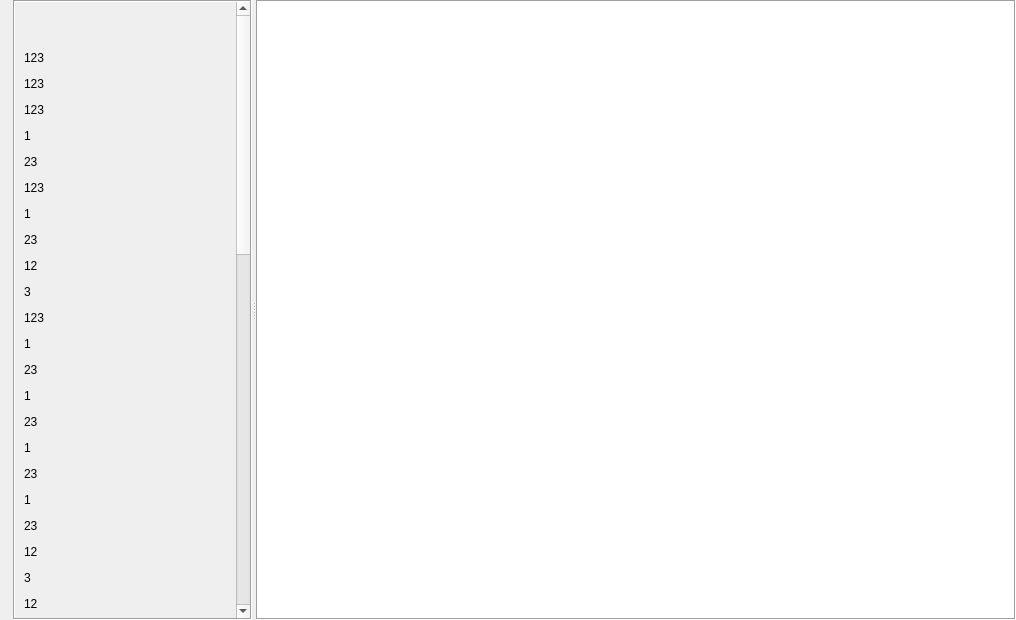
First picture: the form in src/home/flibrary/ui/AnnotationWidget.ui, repository heimdallr/books, before the edit.
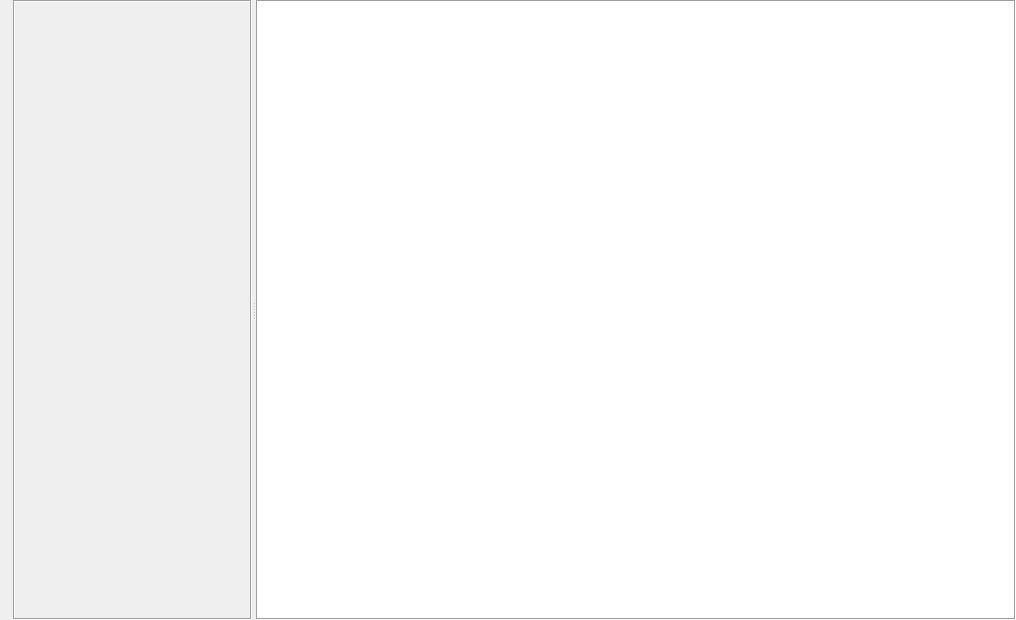
Second picture: the form after the edit.

```diff
--- a/src/home/flibrary/ui/AnnotationWidget.ui
+++ b/src/home/flibrary/ui/AnnotationWidget.ui
@@ -71,15 +71,15 @@
            <rect>
             <x>0</x>
             <y>0</y>
-            <width>594</width>
-            <height>1636</height>
+            <width>611</width>
+            <height>616</height>
            </rect>
           </property>
           <layout class="QVBoxLayout" name="verticalLayout">
            <item>
             <widget class="QLabel" name="info">
              <property name="text">
-              <string notr="true">&lt;html&gt;&lt;head/&gt;&lt;body&gt;&lt;p&gt;&lt;br/&gt;&lt;/p&gt;&lt;p&gt;123&lt;/p&gt;&lt;p&gt;123&lt;/p&gt;&lt;p&gt;123&lt;/p&gt;&lt;p&gt;1&lt;/p&gt;&lt;p&gt;23&lt;/p&gt;&lt;p&gt;123&lt;/p&gt;&lt;p&gt;1&lt;/p&gt;&lt;p&gt;23&lt;/p&gt;&lt;p&gt;12&lt;/p&gt;&lt;p&gt;3&lt;/p&gt;&lt;p&gt;123&lt;/p&gt;&lt;p&gt;1&lt;/p&gt;&lt;p&gt;23&lt;/p&gt;&lt;p&gt;1&lt;/p&gt;&lt;p&gt;23&lt;/p&gt;&lt;p&gt;1&lt;/p&gt;&lt;p&gt;23&lt;/p&gt;&lt;p&gt;1&lt;/p&gt;&lt;p&gt;23&lt;/p&gt;&lt;p&gt;12&lt;/p&gt;&lt;p&gt;3&lt;/p&gt;&lt;p&gt;12&lt;/p&gt;&lt;p&gt;31&lt;/p&gt;&lt;p&gt;23&lt;/p&gt;&lt;p&gt;1&lt;/p&gt;&lt;p&gt;23&lt;/p&gt;&lt;p&gt;12&lt;/p&gt;&lt;p&gt;3&lt;/p&gt;&lt;p&gt;12&lt;/p&gt;&lt;p&gt;3&lt;/p&gt;&lt;p&gt;12&lt;/p&gt;&lt;p&gt;3&lt;/p&gt;&lt;p&gt;12&lt;/p&gt;&lt;p&gt;31&lt;/p&gt;&lt;p&gt;23&lt;/p&gt;&lt;p&gt;1&lt;/p&gt;&lt;p&gt;23&lt;/p&gt;&lt;p&gt;1&lt;/p&gt;&lt;p&gt;23&lt;/p&gt;&lt;p&gt;1&lt;/p&gt;&lt;p&gt;23&lt;/p&gt;&lt;p&gt;1&lt;/p&gt;&lt;p&gt;23&lt;/p&gt;&lt;p&gt;1&lt;/p&gt;&lt;p&gt;23&lt;/p&gt;&lt;p&gt;1&lt;/p&gt;&lt;p&gt;23&lt;/p&gt;&lt;p&gt;12&lt;/p&gt;&lt;p&gt;3&lt;/p&gt;&lt;p&gt;1&lt;/p&gt;&lt;p&gt;23&lt;/p&gt;&lt;p&gt;1&lt;/p&gt;&lt;p&gt;23&lt;/p&gt;&lt;p&gt;12&lt;/p&gt;&lt;p&gt;3&lt;/p&gt;&lt;/body&gt;&lt;/html&gt;</string>
+              <string notr="true"/>
              </property>
              <property name="textFormat">
               <enum>Qt::RichText</enum>
```
Left out of the diff: 12 changed lines with no effect on the pictures.
